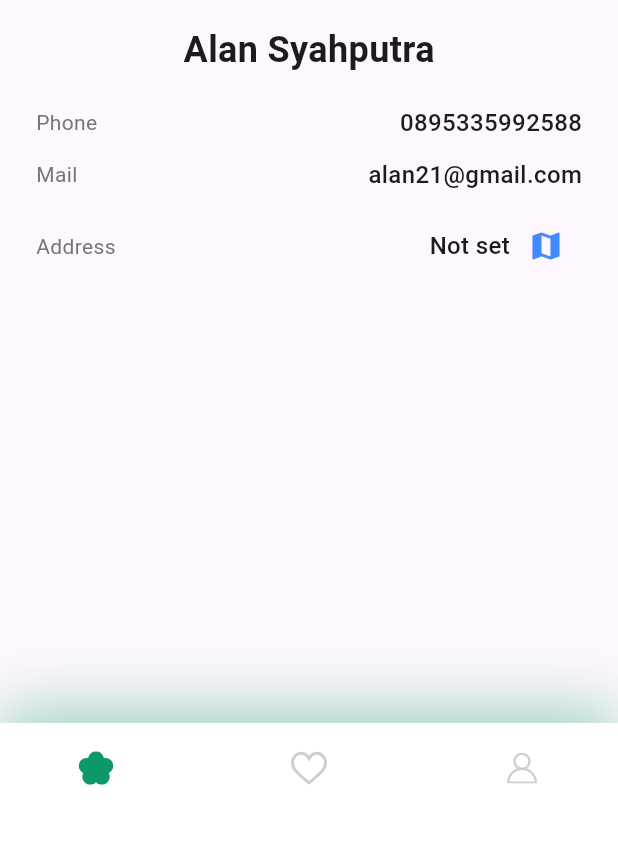
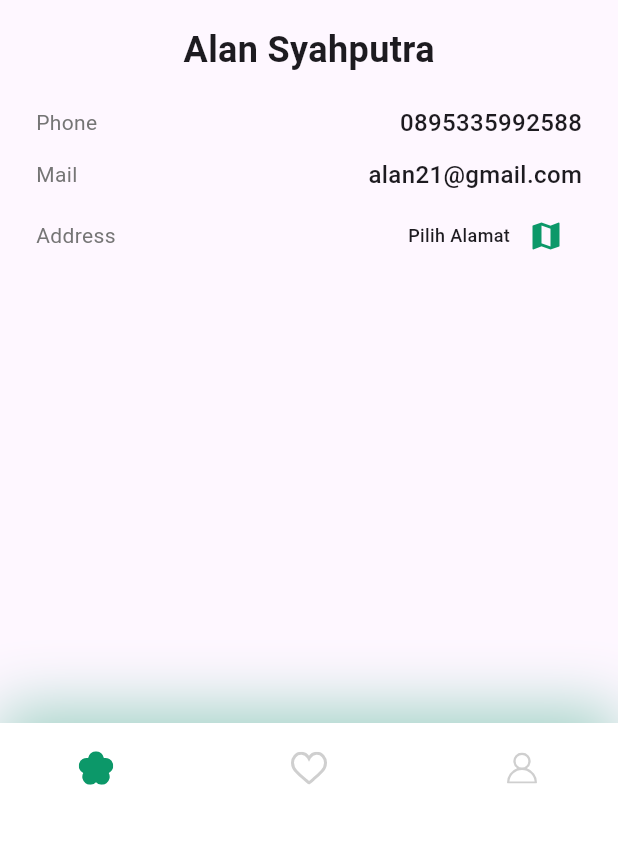
Before and after one commit to Alan21103/PlantApp_0127, a Flutter app: the ProfileScreen screen opened directly, on a phone screen of 412 x 824 dp, the part 393-1236 px from its top. Run offline on Flutter 3.47's test engine with Material 3 defaults, Android fonts, the phone set to English and light mode, and no system bars; our stand-ins replace flutter_svg, geocoding, geolocator, google_maps_flutter.

Commit message:
Revisi warna icon, teks, dan font size agar alamat tidak overflowed

```diff
--- a/lib/screens/profile/components/profile_info.dart
+++ b/lib/screens/profile/components/profile_info.dart
@@ -1,4 +1,5 @@
 import 'package:flutter/material.dart';
+import 'package:plant_app/constraints.dart';
 
 class ProfileInfo extends StatelessWidget {
   const ProfileInfo({
@@ -72,7 +73,7 @@ class ProfileInfo extends StatelessWidget {
                   ),
                 ],
               ),
-              const SizedBox(height: 12),
+              const SizedBox(height: 5),
               Row(
                 mainAxisAlignment: MainAxisAlignment.spaceBetween,
                 children: [
@@ -86,15 +87,15 @@ class ProfileInfo extends StatelessWidget {
                   Row(
                     children: [
                       Text(
-                        address.isNotEmpty ? address : "Not set",
+                        address.isNotEmpty ? address : "Pilih Alamat",
                         style: const TextStyle(
-                          fontSize: 16,
+                          fontSize: 12,
                           fontWeight: FontWeight.w500,
                         ),
                       ),
                       IconButton(
                         onPressed: onTapMap,
-                        icon: const Icon(Icons.map, color: Colors.blueAccent),
+                        icon: const Icon(Icons.map, color: kPrimaryColor),
                       )
                     ],
                   )
```
